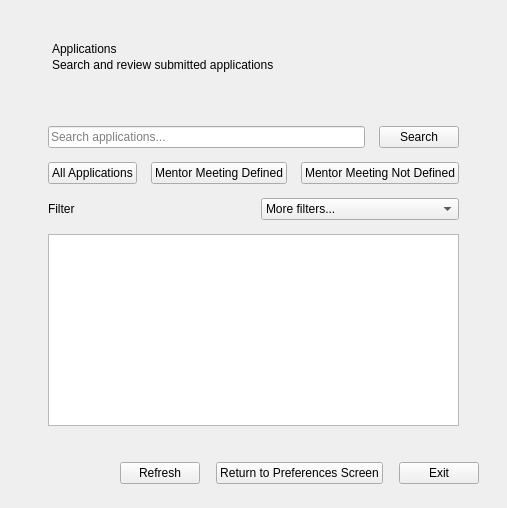
This is ui/applications_page.ui in MS-Sezgin/crm_project as Qt 5 draws it before an edit. The edited form follows.
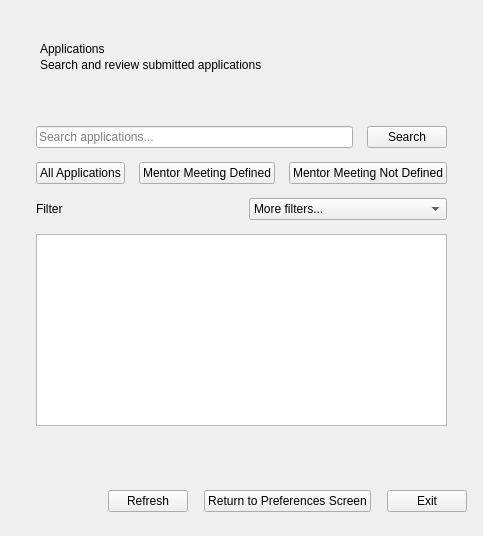
This is the edited form.

What changed in the file:
```diff
--- a/ui/applications_page.ui
+++ b/ui/applications_page.ui
@@ -4,9 +4,9 @@
  <widget class="QWidget" name="pageRoot">
   <property name="windowTitle"><string>CRM Capstone - Applications</string></property>
   <layout class="QVBoxLayout" name="rootLayout">
-   <property name="leftMargin"><number>28</number></property>
+   <property name="leftMargin"><number>16</number></property>
    <property name="topMargin"><number>24</number></property>
-   <property name="rightMargin"><number>28</number></property>
+   <property name="rightMargin"><number>16</number></property>
    <property name="bottomMargin"><number>24</number></property>
    <property name="spacing"><number>16</number></property>
    <item>
@@ -57,15 +57,16 @@
       </item>
       <item>
        <widget class="QTableWidget" name="tableApplications">
-        <property name="styleSheet"><string>QHeaderView::section { background-color: #4B3F72; color: #FFFFFF; font-weight: 700; font-size: 12px; padding: 10px 12px; border: none; border-right: 2px solid #D8D2EC; border-bottom: 3px solid #6E5EA8; }</string></property>
+        <property name="styleSheet"><string>QHeaderView::section { background-color: #DBE7FF; color: #0F172A; font-weight: 600; font-size: 12px; padding: 10px 12px; border: none; border-right: 1px solid #94A3B8; border-bottom: 2px solid #1D4ED8; }</string></property>
         <property name="alternatingRowColors"><bool>true</bool></property>
         <attribute name="horizontalHeaderStretchLastSection"><bool>false</bool></attribute>
-        <attribute name="horizontalHeaderDefaultSectionSize"><number>180</number></attribute>
-        <attribute name="horizontalHeaderMinimumSectionSize"><number>130</number></attribute>
+        <attribute name="horizontalHeaderDefaultSectionSize"><number>150</number></attribute>
+        <attribute name="horizontalHeaderMinimumSectionSize"><number>120</number></attribute>
         <attribute name="horizontalHeaderHighlightSections"><bool>false</bool></attribute>
         <attribute name="verticalHeaderVisible"><bool>false</bool></attribute>
        </widget>
       </item>
+      <item><widget class="QLabel" name="labelMuted"><property name="text"><string></string></property></widget></item>
      </layout>
     </widget>
    </item>
```
